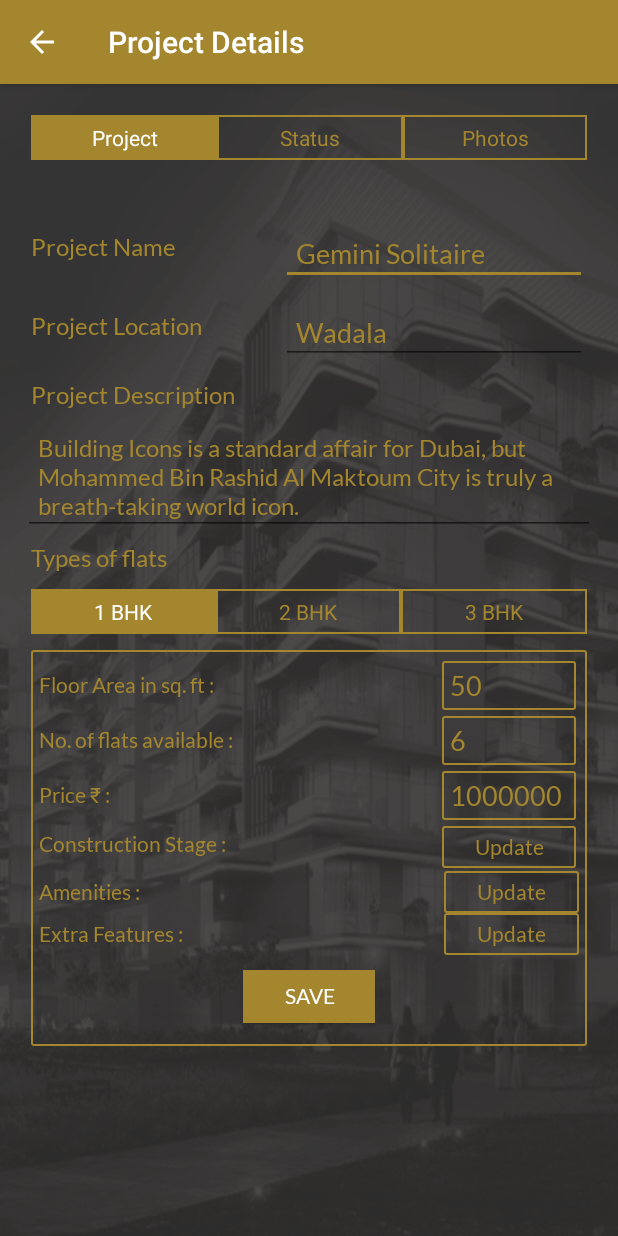
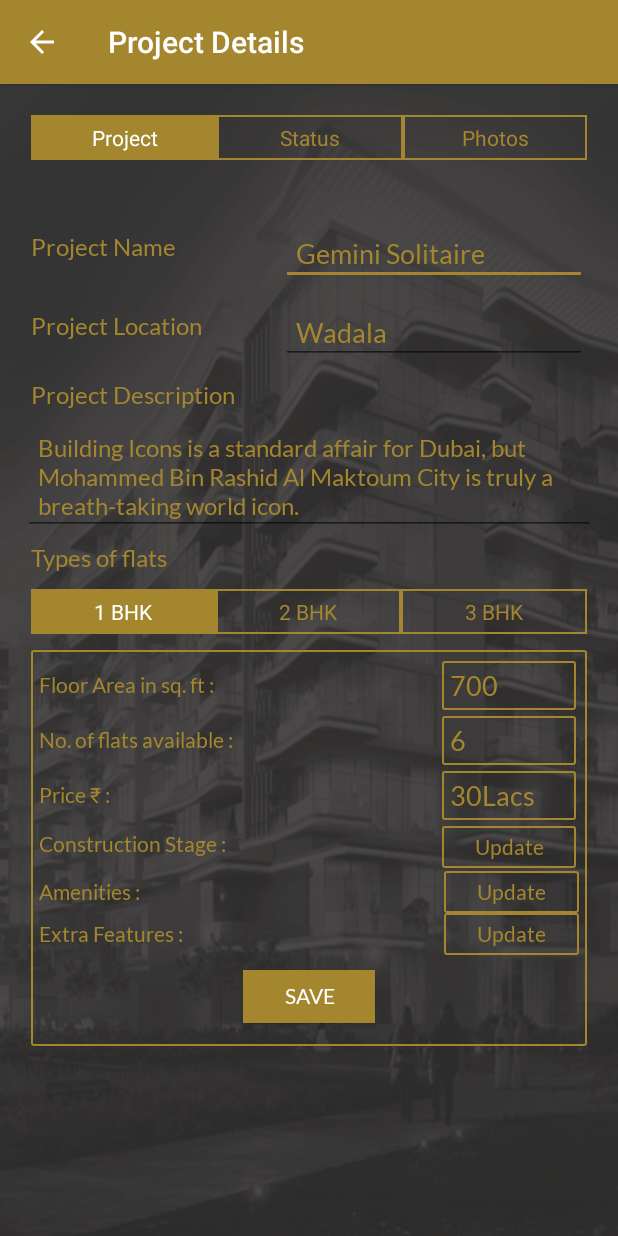
Before and after one commit to AzaharSheikh/RealEstateApp, an Android app: the ProjectListActivity screen opened directly, with no data from a screen before it, after a tap on "Gemini Solitaire", on a phone screen of 412 x 824 dp. Run offline under Robolectric (Android 15) with nearby library versions, the light colour scheme and no system bars.

```diff
--- a/app/src/main/java/com/thoughtinterac/realestateapp/Activities/ProjectListActivity.java
+++ b/app/src/main/java/com/thoughtinterac/realestateapp/Activities/ProjectListActivity.java
@@ -79,37 +79,37 @@ public class ProjectListActivity extends AppCompatActivity {
 
 
         ProjectDescription.add("Building Icons is a standard affair for Dubai, but Mohammed Bin Rashid Al Maktoum City is truly a breath-taking world icon.");
-        bhk1_FloorAreaSqFt.add("50");
+        bhk1_FloorAreaSqFt.add("850");
         bhk1_NoofFloor.add("6");
-        bhk1_price.add("1000000");
-        bhk2_FloorAreaSqFt.add("100");
+        bhk1_price.add("27.5Lacs");
+        bhk2_FloorAreaSqFt.add("900");
         bhk2_NoofFloor.add("4");
-        bhk2_price.add("200000");
-        bhk3_FloorAreaSqFt.add("200");
+        bhk2_price.add("48Lcas");
+        bhk3_FloorAreaSqFt.add("1000");
         bhk3_NoofFloor.add("6");
-        bhk3_price.add("300000");
+        bhk3_price.add("90Lacs");
 
         ProjectDescription.add("Building Icons is a standard affair for Dubai, but Mohammed Bin Rashid Al Maktoum City is truly a breath-taking world icon.");
-        bhk1_FloorAreaSqFt.add("50");
+        bhk1_FloorAreaSqFt.add("700");
         bhk1_NoofFloor.add("6");
-        bhk1_price.add("1000000");
-        bhk2_FloorAreaSqFt.add("100");
+        bhk1_price.add("30Lacs");
+        bhk2_FloorAreaSqFt.add("850");
         bhk2_NoofFloor.add("4");
-        bhk2_price.add("200000");
-        bhk3_FloorAreaSqFt.add("200");
+        bhk2_price.add("36.5Lacs");
+        bhk3_FloorAreaSqFt.add("1100");
         bhk3_NoofFloor.add("6");
-        bhk3_price.add("300000");
+        bhk3_price.add("90Lacs");
 
         ProjectDescription.add("Building Icons is a standard affair for Dubai, but Mohammed Bin Rashid Al Maktoum City is truly a breath-taking world icon.");
-        bhk1_FloorAreaSqFt.add("50");
+        bhk1_FloorAreaSqFt.add("700");
         bhk1_NoofFloor.add("6");
-        bhk1_price.add("1000000");
-        bhk2_FloorAreaSqFt.add("100");
+        bhk1_price.add("27.5Lacs");
+        bhk2_FloorAreaSqFt.add("900");
         bhk2_NoofFloor.add("4");
-        bhk2_price.add("200000");
-        bhk3_FloorAreaSqFt.add("200");
+        bhk2_price.add("36.5Lacs");
+        bhk3_FloorAreaSqFt.add("1000");
         bhk3_NoofFloor.add("6");
-        bhk3_price.add("300000");
+        bhk3_price.add("90Lacs");
         List<RealtorProjectListModel> projectListMain = new ArrayList<RealtorProjectListModel>();
         for (int i = 0; i < projectName.size(); i++) {
             RealtorProjectListModel list = new RealtorProjectListModel();
--- a/app/src/main/java/com/thoughtinterac/realestateapp/Fragments/ProjectListFragment.java
+++ b/app/src/main/java/com/thoughtinterac/realestateapp/Fragments/ProjectListFragment.java
@@ -33,12 +33,12 @@ public class ProjectListFragment extends Fragment {
         projectDate = new ArrayList<>();
         projectType = new ArrayList<>();
 
-        projectName.add("Gemini Splendor");
+        projectName.add("Gemini");
         projectLocation.add("Dubai");
         projectDate.add("20/04/2016");
         projectType.add("1BHK");
 
-        projectName.add("Gemini Splendor");
+        projectName.add("Gemini");
         projectLocation.add("Dubai");
         projectDate.add("22/04/2016");
         projectType.add("2BHK");
--- a/app/src/main/java/com/thoughtinterac/realestateapp/Fragments/UserInstallmentStatusFragment.java
+++ b/app/src/main/java/com/thoughtinterac/realestateapp/Fragments/UserInstallmentStatusFragment.java
@@ -49,8 +49,8 @@ public class UserInstallmentStatusFragment extends Fragment {
         installmentStatusDate.add("01/02/2016");
         installmentStatusDate.add("02/03/2016");
         installmentStatusDate.add("07/05/2016");
-        installmentStatusDate.add("");
-        installmentStatusDate.add("12/12/2016");
+        installmentStatusDate.add("Pending...");
+        installmentStatusDate.add("Pending...");
 
 
         List<InstallMentStatusModel> projectListMain = new ArrayList<InstallMentStatusModel>();
--- a/app/src/main/res/layout/my_project_layout.xml
+++ b/app/src/main/res/layout/my_project_layout.xml
@@ -359,6 +359,7 @@
                 android:padding="5dp"
                 android:gravity="center"
                 android:textStyle="bold"
+                android:visibility="gone"
                 />
             <LinearLayout
                 android:layout_width="match_parent"
@@ -473,7 +474,7 @@ Metro Station"
                         android:paddingTop="5dp"
                         android:layout_height="wrap_content" />
                         <com.thoughtinterac.realestateapp.Fonts.TypefacedTextView
-                            android:text="500"
+                            android:text="800"
                             android:id="@+id/txt_value_area_sq_ft"
                             android:layout_weight="2.5"
                             android:textColor="@color/gold"
```
Also changed, not shown: app/src/main/java/com/thoughtinterac/realestateapp/Fragments/MyProjectFragment.java (+7 -7 lines), app/src/main/java/com/thoughtinterac/realestateapp/Fragments/RealtorProjectListFragment.java (+20 -20 lines), app/src/main/java/com/thoughtinterac/realestateapp/Fragments/UserProjectListFragment.java (+21 -21 lines), app/src/main/res/drawable/overview_image.jpg (added), app/src/main/res/drawable/overview_image.png (deleted).
